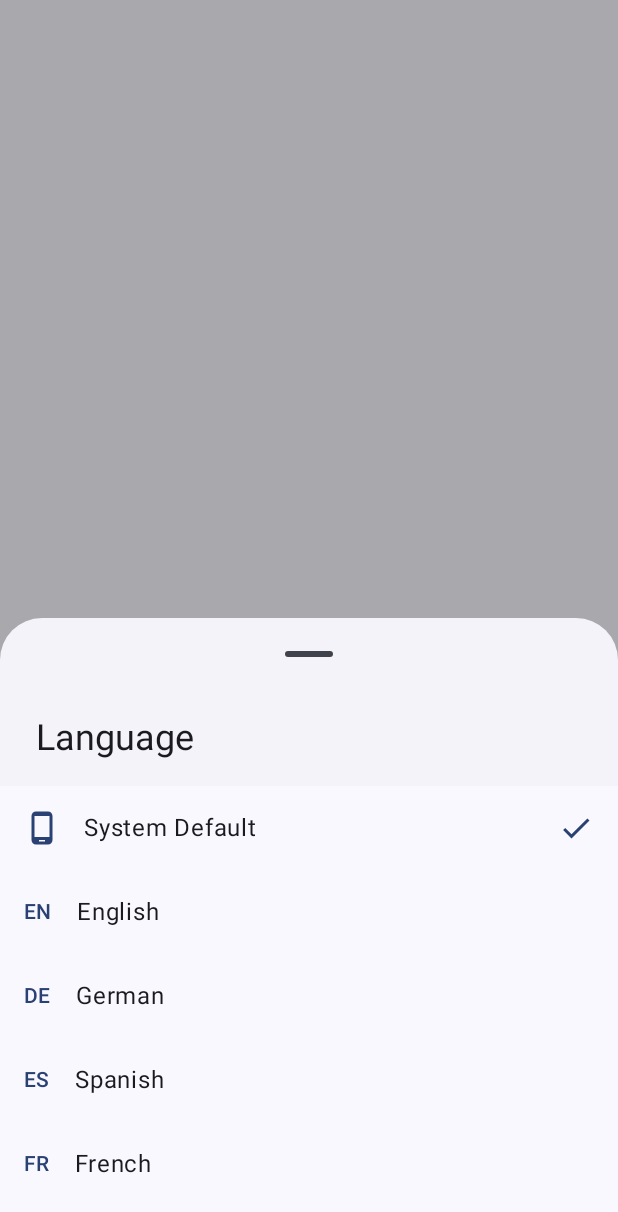
After one commit to acocalypso/allskyviewer-companion, an Android app built with Jetpack Compose: the composable LanguageSelector shown on its own in the app's theme, on a phone screen of 412 x 824 dp. The commit adds this screen. Shown: the top 1212 px of the screen. Run offline under Robolectric (Android 15) with nearby library versions, the phone set to English and light mode, and no system bars; 1 statement that could not run was skipped.

Commit message:
feat: Add language selector with Material 3 bottom sheet
This commit adds a modern language selection UI following Material Design 3 guidelines:

- Add LanguageSelector component with bottom sheet design
- Implement language switching with visual feedback
- Add language icons and system default option
- Support RTL layouts with proper icon mirroring
- Show current language selection with checkmark
- Add proper content descriptions for accessibility
- Use Material 3 typography and color scheme
- Follow Material Design spacing guidelines

The language selector provides a native-feeling experience for:
- System default language
- English
- German
- Spanish
- French
- Italian

```diff
--- a/app/build.gradle.kts
+++ b/app/build.gradle.kts
@@ -104,4 +104,7 @@ dependencies {
 
     // HTML Parser
     implementation("org.jsoup:jsoup:1.17.2")
+
+    // AppCompat
+    implementation("androidx.appcompat:appcompat:1.6.1")
 }
--- a/app/src/main/AndroidManifest.xml
+++ b/app/src/main/AndroidManifest.xml
@@ -19,7 +19,7 @@
         <activity
             android:name=".MainActivity"
             android:exported="true"
-            android:configChanges="orientation|screenSize|screenLayout|keyboardHidden"
+            android:configChanges="locale|orientation|screenSize|screenLayout|keyboardHidden"
             android:label="@string/app_name"
             android:theme="@style/Theme.Allsky">
             <intent-filter>
--- /dev/null
+++ b/app/src/main/java/de/astronarren/allsky/ui/components/LanguageSelector.kt
@@ -0,0 +1,78 @@
+package de.astronarren.allsky.ui.components
+
+import androidx.compose.foundation.clickable
+import androidx.compose.foundation.layout.*
+import androidx.compose.material.icons.Icons
+import androidx.compose.material.icons.filled.Check
+import androidx.compose.material.icons.outlined.PhoneAndroid
+import androidx.compose.material3.*
+import androidx.compose.runtime.*
+import androidx.compose.ui.Alignment
+import androidx.compose.ui.Modifier
+import androidx.compose.ui.res.stringResource
+import androidx.compose.ui.unit.dp
+import de.astronarren.allsky.R
+import de.astronarren.allsky.utils.AppLanguage
+
+@OptIn(ExperimentalMaterial3Api::class)
+@Composable
+fun LanguageSelector(
+    currentLanguage: AppLanguage,
+    onLanguageSelected: (AppLanguage) -> Unit,
+    onDismiss: () -> Unit
+) {
+    val languages = AppLanguage.values()
+
+    ModalBottomSheet(
+        onDismissRequest = onDismiss,
+        windowInsets = WindowInsets(0)
+    ) {
+        Column(
+            modifier = Modifier
+                .fillMaxWidth()
+                .padding(bottom = 24.dp)
+        ) {
+            Text(
+                text = stringResource(R.string.language_settings),
+                style = MaterialTheme.typography.headlineSmall,
+                modifier = Modifier.padding(horizontal = 24.dp, vertical = 16.dp)
+            )
+
+            languages.forEach { language ->
+                ListItem(
+                    headlineContent = {
+                        Text(stringResource(language.nameResId))
+                    },
+                    leadingContent = {
+                        if (language == AppLanguage.SYSTEM) {
+                            Icon(
+                                imageVector = Icons.Outlined.PhoneAndroid,
+                                contentDescription = null,
+                                tint = MaterialTheme.colorScheme.primary
+                            )
+                        } else {
+                            Text(
+                                text = language.code.uppercase(),
+                                style = MaterialTheme.typography.labelLarge,
+                                color = MaterialTheme.colorScheme.primary
+                            )
+                        }
+                    },
+                    trailingContent = {
+                        if (language == currentLanguage) {
+                            Icon(
+                                imageVector = Icons.Default.Check,
+                                contentDescription = null,
+                                tint = MaterialTheme.colorScheme.primary
+                            )
+                        }
+                    },
+                    modifier = Modifier.clickable {
+                        onLanguageSelected(language)
+                        onDismiss()
+                    }
+                )
+            }
+        }
+    }
+}
--- a/app/src/main/res/values/strings.xml
+++ b/app/src/main/res/values/strings.xml
@@ -105,4 +105,17 @@
     <!-- Licenses -->
     <string name="licenses_title">Open Source Licenses</string>
     <string name="apache_license">Apache License 2.0</string>
+
+    <!-- Language Settings -->
+    <string name="language_settings">Language</string>
+    <string name="language_system">System Default</string>
+    <string name="language_english">English</string>
+    <string name="language_german">German</string>
+    <string name="language_spanish">Spanish</string>
+    <string name="language_french">French</string>
+    <string name="language_italian">Italian</string>
+
+    <!-- Weather Forecast -->
+    <string name="weather_forecast">Weather Forecast</string>
+    <string name="weather_api_required">Weather data is only available with a valid OpenWeather API key</string>
 </resources>
```
Also changed, not shown: app/src/main/java/de/astronarren/allsky/MainActivity.kt (+10 -1 lines), app/src/main/java/de/astronarren/allsky/data/DataStore.kt (added, +9 -0 lines), app/src/main/java/de/astronarren/allsky/data/UserPreferences.kt (+43 -50 lines), app/src/main/java/de/astronarren/allsky/ui/MainScreen.kt (+7 -4 lines), app/src/main/java/de/astronarren/allsky/ui/components/SettingsPanel.kt (+40 -1 lines), app/src/main/java/de/astronarren/allsky/utils/LanguageManager.kt (added, +120 -0 lines), app/src/main/java/de/astronarren/allsky/viewmodel/LanguageViewModel.kt (added, +24 -0 lines), 4 other files.
